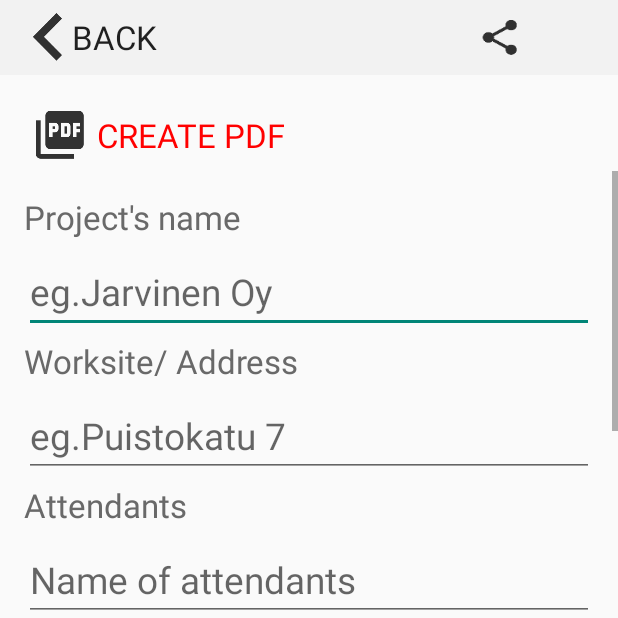
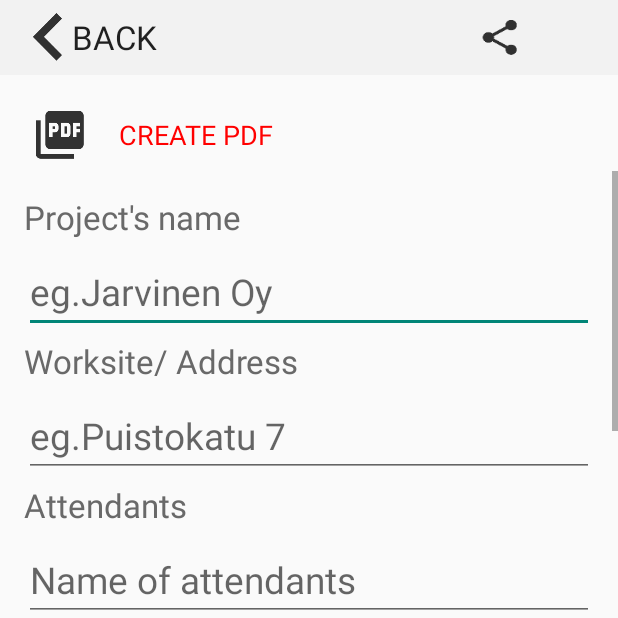
Before and after one commit to khoabui9/rl2018, an Android app: the FormEditting screen opened directly, with no data from a screen before it, on a phone screen of 412 x 824 dp, the top half of it. Run offline under Robolectric (Android 15) with nearby library versions, the phone set to English and light mode, and no system bars; our stand-ins replace Firebase (no records; nobody signed in at launch, a user with empty details on screens opened directly); libraries missing offline, so code that uses them is left out: com.itextpdf.text; Roboto replaces fonts that are not available here.

Commit message:
Progressbar added to Form activity

```diff
--- a/app/src/main/java/com/site/app/FormEditting.java
+++ b/app/src/main/java/com/site/app/FormEditting.java
@@ -31,6 +31,7 @@ import android.widget.EditText;
 import android.widget.Gallery;
 import android.widget.ImageView;
 import android.widget.ListView;
+import android.widget.ProgressBar;
 import android.widget.TextView;
 import android.widget.Toast;
 
@@ -81,6 +82,8 @@ public class FormEditting extends AppCompatActivity {
 
     private Button backBtn, doneBtn, saveBtn, shareBtn, addImageBtn;
     private GridView selectedImagesList;
+    private ProgressBar mProgressbar;
+    private TextView textViewProgress;
 
     private ImageView imageView1, imageView2, imageView3, imageView4, imageView5, imageView6, imageView7, imageView8, imageView9;
 
@@ -126,7 +129,8 @@ public class FormEditting extends AppCompatActivity {
         imageView8 = (ImageView) findViewById(R.id.imageView8);
         imageView9 = (ImageView) findViewById(R.id.imageView9);
 
-
+        mProgressbar = (ProgressBar) findViewById(R.id.progressBar);
+        textViewProgress = (TextView) findViewById(R.id.textViewProgress);
 
         //Back button to previous page
         backBtn = (Button) findViewById(R.id.back_btn);
@@ -246,6 +250,9 @@ public class FormEditting extends AppCompatActivity {
             @Override
             public void onClick(View v) {
 
+                mProgressbar.setVisibility(View.VISIBLE);
+                textViewProgress.setVisibility(View.VISIBLE);
+
                 stringProb1 = editText1.getText().toString();
                 stringProb2 = editText2.getText().toString();
                 stringProb3 = editText3.getText().toString();
@@ -352,7 +359,6 @@ public class FormEditting extends AppCompatActivity {
                         document.add(new Paragraph("."));
                         document.add(new Paragraph("Problem " + (i + 1) + " description : " + mArrayProblems.get(i)));
 
-
                         Bitmap bmp = BitmapFactory.decodeFile(mArrayFilePath.get(i));
                         ByteArrayOutputStream stream = new ByteArrayOutputStream();
                         bmp.compress(Bitmap.CompressFormat.PNG, 50, stream);
@@ -376,17 +382,24 @@ public class FormEditting extends AppCompatActivity {
                     document.close();
                     writer.close();
                     Toast.makeText(FormEditting.this, "The file created in " + pdf + "!" , Toast.LENGTH_LONG).show();
+                    mProgressbar.setVisibility(View.INVISIBLE);
+                    textViewProgress.setVisibility(View.INVISIBLE);
+
 
                 } catch (FileNotFoundException e) {
                     e.printStackTrace();
                     Toast.makeText(FormEditting.this, "File exception error!", Toast.LENGTH_SHORT).show();
-
+                    mProgressbar.setVisibility(View.INVISIBLE);
+                    textViewProgress.setVisibility(View.INVISIBLE);
                 } catch (DocumentException e) {
                     e.printStackTrace();
                     Toast.makeText(FormEditting.this, "Document exception error!", Toast.LENGTH_SHORT).show();
-
+                    mProgressbar.setVisibility(View.INVISIBLE);
+                    textViewProgress.setVisibility(View.INVISIBLE);
                 } catch (IOException e) {
                     e.printStackTrace();
+                    mProgressbar.setVisibility(View.INVISIBLE);
+                    textViewProgress.setVisibility(View.INVISIBLE);
                 }
 
             }
--- a/app/src/main/res/layout/form_editting.xml
+++ b/app/src/main/res/layout/form_editting.xml
@@ -57,9 +57,16 @@
 
     </RelativeLayout>
 
+    <LinearLayout
+        android:weightSum="4"
+        android:orientation="horizontal"
+        android:layout_width="match_parent"
+        android:layout_height="wrap_content">
+
     <Button
         android:id="@+id/pdf_preview"
-        android:layout_width="wrap_content"
+        android:layout_width="1dp"
+        android:layout_weight="2"
         android:layout_height="48dp"
         android:background="@null"
         android:drawableLeft="@drawable/pdf_prev"
@@ -68,9 +75,29 @@
         android:textColor="@color/red"
         android:fontFamily="@font/roboto_medium"
         android:drawablePadding="8dp"
-        android:textSize="10pt"
+        android:textSize="8pt"
         android:layout_marginHorizontal="16dp"
         android:layout_marginTop="16dp"/>
+
+     <ProgressBar
+         android:id="@+id/progressBar"
+         android:layout_weight="1"
+         android:layout_width="1dp"
+         android:visibility="invisible"
+         android:layout_height="wrap_content"
+         android:layout_marginTop="16dp"/>
+
+     <TextView
+         android:id="@+id/textViewProgress"
+         android:layout_weight="1"
+         android:layout_width="1dp"
+         android:layout_height="wrap_content"
+         android:visibility="invisible"
+         android:text="Please wait!"
+         android:textColor="@color/black"
+         android:layout_marginTop="16dp"/>
+
+    </LinearLayout>
 
     <ScrollView
         android:layout_width="match_parent"
```
